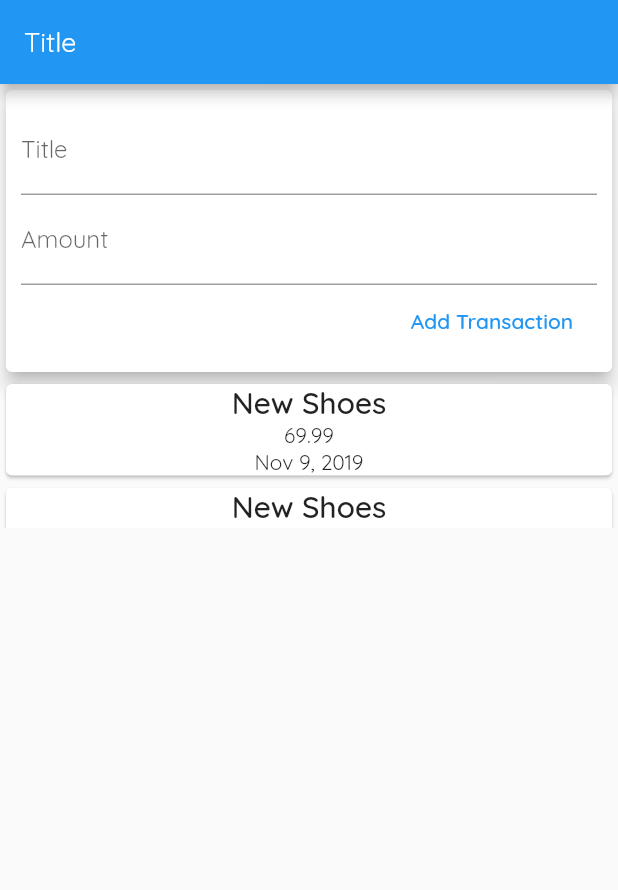
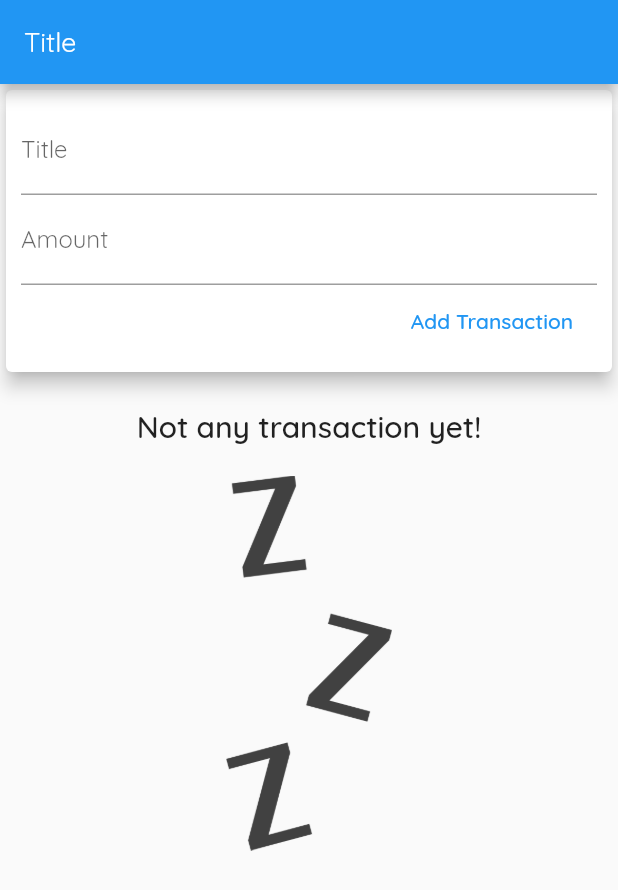
Before and after one commit to mordenius/flutter-basics-workbook, a Flutter app: the screen it shows after launch, on a phone screen of 412 x 824 dp. Shown: the top 890 px of the screen. Run offline on Flutter 3.47's test engine with Material 2 defaults, Android fonts, the phone set to English and light mode, and no system bars.

Commit message:
chore(expenses_list) if not one transaction yet exist

```diff
--- a/lib/domain/expenses/expensesLogic.dart
+++ b/lib/domain/expenses/expensesLogic.dart
@@ -10,11 +10,7 @@ class Transaction {
 }
 
 class ExpensesLogic {
-  List<Transaction> transactions = [
-    Transaction(id: "t1", name: "New Shoes", cost: 69.99, date: DateTime.now()),
-    Transaction(id: "t2", name: "New Shoes", cost: 69.99, date: DateTime.now()),
-    Transaction(id: "t3", name: "New Shoes", cost: 69.99, date: DateTime.now()),
-  ];
+  List<Transaction> transactions = [];
 
   void appendTransaction(String name, double cost, DateTime date) {
     Transaction transaction =
--- a/lib/view/expenses/transaction_list.dart
+++ b/lib/view/expenses/transaction_list.dart
@@ -9,6 +9,23 @@ class TransactionList extends StatelessWidget {
 
   @override
   Widget build(BuildContext context) {
+    if (_transactions.isEmpty) {
+      return Column(
+        children: <Widget>[
+          Container(
+              padding: EdgeInsets.all(20.0),
+              child: Text("Not any transaction yet!",
+                  style: Theme.of(context).textTheme.title)),
+          Container(
+              height: 250,
+              child: Image.asset(
+                "assets/images/waiting.png",
+                fit: BoxFit.fitHeight,
+              )),
+        ],
+      );
+    }
+
     return Container(
       height: 100,
       child: ListView.builder(
```
